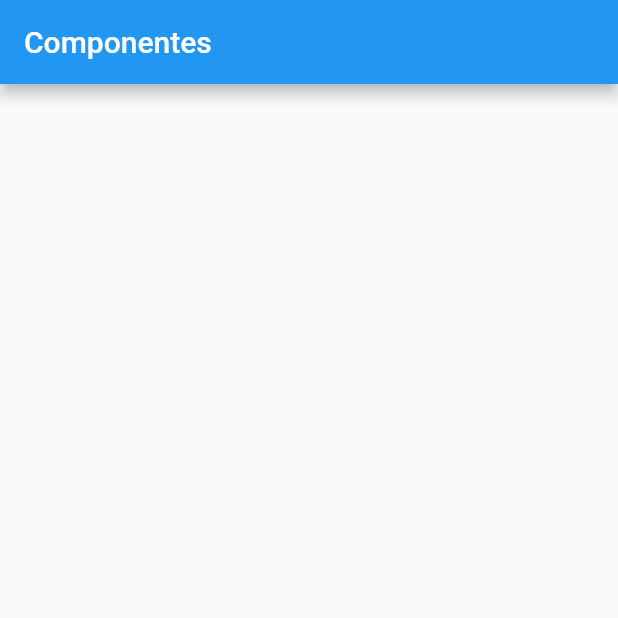
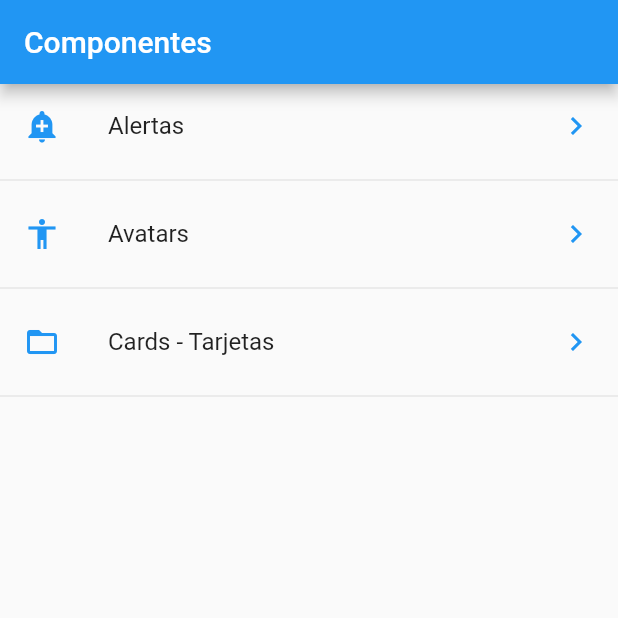
Before and after one commit to JorgeMontellano/maps_flutter, a Flutter app: the screen it shows after launch, on a phone screen of 412 x 824 dp, the top half of it. Run offline on Flutter 3.47's test engine with Material 2 defaults, Android fonts, the phone set to English and light mode, and no system bars.

Commit message:
Mitad de Curso S. 6

```diff
--- a/seccion_seis/lib/main.dart
+++ b/seccion_seis/lib/main.dart
@@ -1,6 +1,7 @@
 import 'package:flutter/material.dart';
-import 'package:seccion_seis/src/pages/home_page.dart';
-//import 'package:seccion_seis/src/pages/home_temp.dart';
+
+import 'package:seccion_seis/src/pages/alert_page.dart';
+import 'package:seccion_seis/src/routes/routes.dart'; //import 'package:seccion_seis/src/pages/home_temp.dart';
 
 void main() => runApp(MyApp());
 
@@ -8,8 +9,17 @@ class MyApp extends StatelessWidget {
   @override
   Widget build(BuildContext context) {
     return MaterialApp(
-        debugShowCheckedModeBanner: false,
-        title: 'Componente APP',
-        home: HomePage());
+      debugShowCheckedModeBanner: false,
+      title: 'Componente APP',
+      //home: HomePage()
+      initialRoute: '/',
+      routes: getApplicationRoutes(),
+      onGenerateRoute: (RouteSettings settings) {
+        //print('Ruta llamada: ${settings.name}');
+        return MaterialPageRoute(
+          builder: (BuildContext context) => AlertPage(),
+        );
+      },
+    );
   }
 }
--- a/seccion_seis/lib/src/pages/home_page.dart
+++ b/seccion_seis/lib/src/pages/home_page.dart
@@ -1,5 +1,7 @@
 import 'package:flutter/material.dart';
+//import 'package:seccion_seis/src/pages/alert_page.dart';
 import 'package:seccion_seis/src/providers/menu_provider.dart';
+import 'package:seccion_seis/src/utils/icono_string_util.dart';
 
 class HomePage extends StatelessWidget {
   @override
@@ -13,13 +15,41 @@ class HomePage extends StatelessWidget {
   }
 
   Widget _lista() {
-    print(menuProvider.opciones);
-    return ListView(
-      children: _listaItem(),
+    // print(menuProvider.opciones);
+    //si se implementa asi el tiempode carga es mucho
+    // menuProvider.cargarData().then((opciones) {
+    //   print('Lista');
+    //   print(opciones);
+    // });
+
+    return FutureBuilder(
+      future: menuProvider.cargarData(),
+      initialData: [],
+      builder: (BuildContext context, AsyncSnapshot<List<dynamic>> snapshot) {
+        // print('Builder');
+        // print(snapshot.data);
+        return ListView(
+          children: _listaItem(snapshot.data, context),
+        );
+      },
     );
   }
 
-  List<Widget> _listaItem() {
-    return [];
+  List<Widget> _listaItem(List<dynamic> data, BuildContext context) {
+    final List<Widget> opciones = [];
+    data.forEach((opt) {
+      final widgetTem = ListTile(
+        title: Text(opt['texto']),
+        leading: getIcon(opt['icon']),
+        trailing: Icon(Icons.keyboard_arrow_right, color: Colors.blue),
+        onTap: () {
+          // final route = MaterialPageRoute(builder: (context) => AlertPage());
+          // Navigator.push(context, route);
+          Navigator.pushNamed(context, opt['ruta']);
+        },
+      );
+      opciones..add(widgetTem)..add(Divider());
+    });
+    return opciones;
   }
 }
--- /dev/null
+++ b/seccion_seis/lib/src/routes/routes.dart
@@ -0,0 +1,14 @@
+import 'package:flutter/material.dart';
+import 'package:seccion_seis/src/pages/alert_page.dart';
+import 'package:seccion_seis/src/pages/avatar_page.dart';
+import 'package:seccion_seis/src/pages/card_page.dart';
+import 'package:seccion_seis/src/pages/home_page.dart';
+
+Map<String, WidgetBuilder> getApplicationRoutes() {
+  return <String, WidgetBuilder>{
+    '/': (BuildContext context) => HomePage(),
+    'alert': (BuildContext context) => AlertPage(),
+    'avatar': (BuildContext context) => AvatarPage(),
+    'card': (BuildContext context) => CardPage(),
+  };
+}
--- /dev/null
+++ b/seccion_seis/lib/src/utils/icono_string_util.dart
@@ -0,0 +1,10 @@
+import 'package:flutter/material.dart';
+
+final _icons = <String, IconData>{
+  "add_alert": Icons.add_alert,
+  "accessibility": Icons.accessibility,
+  "folder_open": Icons.folder_open
+};
+Icon getIcon(String nombreIcono) {
+  return Icon(_icons[nombreIcono], color: Colors.blue);
+}
--- a/seccion_seis/pubspec.yaml
+++ b/seccion_seis/pubspec.yaml
@@ -47,7 +47,7 @@ flutter:
   # To add assets to your application, add an assets section, like this:
   assets:
    - data/menu_opts.json
-  #   - images/a_dot_ham.jpeg
+   - assets/
 
   # An image asset can refer to one or more resolution-specific "variants", see
   # https://flutter.dev/assets-and-images/#resolution-aware.
```
Also changed, not shown: seccion_seis/lib/src/pages/alert_page.dart (added, +37 -0 lines), seccion_seis/lib/src/pages/avatar_page.dart (added, +12 -0 lines), seccion_seis/lib/src/pages/card_page.dart (added, +94 -0 lines), seccion_seis/lib/src/providers/menu_provider.dart (+9 -5 lines), seccion_seis/assets/jar-loading.gif (added).
